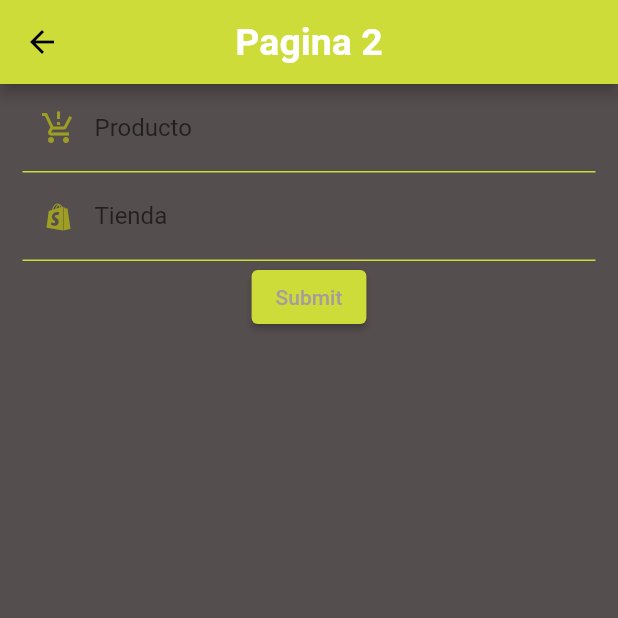
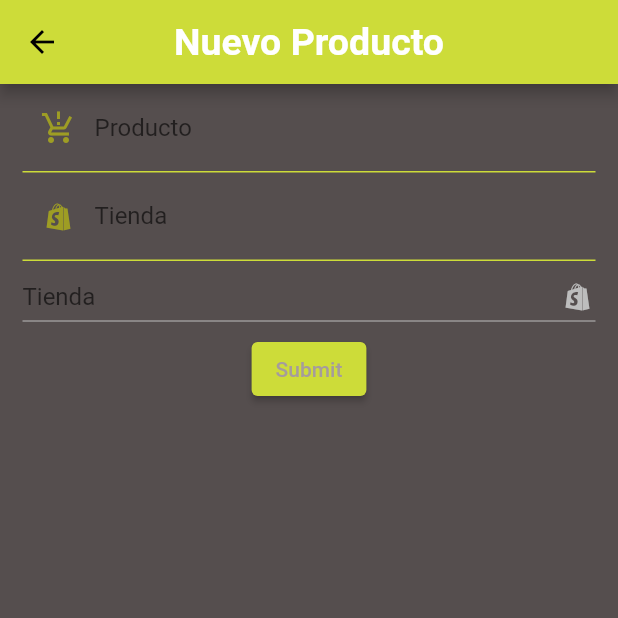
Before and after one commit to SeraPinaBarranco/precios, a Flutter app: the screen it shows after launch, after a tap on "Nuevo producto", on a phone screen of 412 x 824 dp, the top half of it. Run offline on Flutter 3.47's test engine with Material 2 defaults, Android fonts, the phone set to English and light mode, and no system bars; our stand-ins replace sqflite; accounts and stored records are empty.

Commit message:
Dropdown creado

```diff
--- a/lib/main.dart
+++ b/lib/main.dart
@@ -1,7 +1,10 @@
 import 'package:flutter/material.dart';
-import 'package:precios/pages/page2.dart';
+import 'package:precios/pages/frm_products.dart';
+import 'package:precios/pages/frm_tienda.dart';
 import 'package:precios/pages/pagina_inicio.dart';
+import 'package:precios/pages/tiendas_list.dart';
 import 'package:precios/provider/my_provider.dart';
+import 'package:precios/provider/tienda_provider.dart';
 import 'package:provider/provider.dart';
 
 void main() {
@@ -14,30 +17,28 @@ class MyApp extends StatelessWidget {
   @override
   Widget build(BuildContext context) {
     return MultiProvider(
-      providers: [ChangeNotifierProvider(create: (_) => MyProvider())],
+      providers: [
+        ChangeNotifierProvider(create: (_) => MyProvider()),
+        ChangeNotifierProvider(create: (_)=> TiendaProvider()),
+        ],
       child: MaterialApp(
         debugShowCheckedModeBanner: false,
         initialRoute: 'pagina_inicio',
         routes: {
-          'pagina_inicio': (context) => const PaginaInicio(),
-          'page2': (context) => const Page2()
+          'pagina_inicio': (_) => const PaginaInicio(),
+          'productos': (_) => const FrmPRoductos(),
+          'tienda': (_) => const FrmTienda(),
+          'tiendas': (_) => const TiendasList()
         },
         theme: ThemeData(
-
-            colorScheme: ColorScheme.fromSwatch(
-
+          colorScheme: ColorScheme.fromSwatch(
               primarySwatch: Colors.lime,
               backgroundColor: const Color.fromARGB(255, 85, 78, 78),
-              accentColor:  Colors.blue,
-              cardColor:const Color.fromARGB(255, 215, 33, 243)
-            ),
-            textTheme: const TextTheme(
-
-                bodyMedium:
-                    TextStyle(color: Color.fromARGB(255, 255, 255, 255)),
-
-            ),
-
+              accentColor: Colors.blue,
+              cardColor: const Color.fromARGB(255, 215, 33, 243)),
+          textTheme: const TextTheme(
+            bodyMedium: TextStyle(color: Color.fromARGB(255, 255, 255, 255)),
+          ),
         ),
       ),
     );
--- a/lib/model/db.dart
+++ b/lib/model/db.dart
@@ -1,19 +1,96 @@
-import 'package:sqflite/sqflite.dart';
-
-import 'package:path/path.dart';
+import 'package:precios/model/tienda.dart';
+import 'package:sqflite/sqflite.dart' as sql;
 
 class DB {
-  static Future<Database> _openDB() async {
-    return openDatabase(join(await getDatabasesPath(), 'productos.db'),
-        onCreate: (db, version) {
-          return db.execute(""" CREATE TABLE "productos" (
-              "id"	INTEGER,
-              "nombre"	TEXT,
-              "tienda"	TEXT,
-              PRIMARY KEY("id" AUTOINCREMENT)
-            )"""
-          );
-        },
-        version: 1);
+  static Future<void> createTables(sql.Database database) async {
+    String tablaTiendas = """CREATE TABLE "tienda" (
+                                "id"	INTEGER,
+                                "nombre"	TEXT,
+                                PRIMARY KEY("id" AUTOINCREMENT)
+                              )""";
+    String tablaProductos = """CREATE TABLE "productos" (
+                                "id"	INTEGER,
+                                "nombre"	TEXT,
+                                "tienda"	INTEGER,
+                              "precio"	INTEGER,
+                              PRIMARY KEY("id" AUTOINCREMENT),
+                              FOREIGN KEY("id") REFERENCES "tienda"("id")
+                            )""";
+    await database.execute("PRAGMA forign_keys = ON");
+    await database.execute(tablaTiendas);
+    await database.execute(tablaProductos);
   }
+
+  static Future<sql.Database> db() async {
+    return sql.openDatabase('productos.db', version: 1,
+        onCreate: (sql.Database database, version) async {
+      await createTables(database);
+    });
+  }
+
+  static Future<int> crearTienda(/*int? id,*/ String nombre) async {
+    final db = await DB.db();
+    final data = {'nombre': nombre};
+    final idR = await db.insert('tienda', data,
+        conflictAlgorithm: sql.ConflictAlgorithm.replace);
+    return idR;
+  }
+
+  static Future<List<Map<String, dynamic>>> getTiendas() async {
+    final db = await DB.db();
+    return db.query('tienda');
+  }
+
+
 }
+
+// import 'dart:async';
+
+// import 'package:precios/model/tienda.dart';
+// import 'package:sqflite/sqflite.dart';
+
+// import 'package:path/path.dart';
+
+// class DB {
+//   final _ddbb = database();
+
+//   static Future<Database> database() async {
+//     Database db = openDatabase(join(await getDatabasesPath(), 'productos.db'),
+//         onCreate: (db, version) async {
+//       await createTables(db);
+//     }, version: 1) as Database;
+//     return db;
+//   }
+
+//   static Future<void> createTables(Database database) async {
+//     String tablaTiendas = """CREATE TABLE "tienda" (
+//                                 "id"	INTEGER,
+//                                 "nombre"	TEXT,
+//                                 PRIMARY KEY("id" AUTOINCREMENT)
+//                               )""";
+//     String tablaProductos = """CREATE TABLE "productos" (
+//                                 "id"	INTEGER,
+//                                 "nombre"	TEXT,
+//                                 "tienda"	INTEGER,
+//                               "precio"	INTEGER,
+//                               PRIMARY KEY("id" AUTOINCREMENT),
+//                               FOREIGN KEY("id") REFERENCES "tienda"("id")
+//                             )""";
+//     await database.execute("PRAGMA forign_keys = ON");
+//     await database.execute(tablaTiendas);
+//     await database.execute(tablaProductos);
+//   }
+
+//   Future<void> insertTienda(Tienda tienda) async {
+//     final db = await database();
+
+//     await db.insert('tienda', tienda.toMap());
+//   }
+
+//   Future<List<Tienda>> getTiendas() async {
+//     final db = await database();
+//     final res = await db.query('tienda');
+
+//     return res.isNotEmpty ? res.map((e) => Tienda.fromJson(e)).toList() : [];
+//   }
+// }
--- a/lib/model/producto.dart
+++ b/lib/model/producto.dart
@@ -1,20 +1,22 @@
+import 'package:precios/model/tienda.dart';
+
 class Producto {
-  final int id;
+  final int? id;
   final String nombre;
-  final String tienda;
+  final List<Tienda> tienda;
 
-  const Producto({required this.id, required this.nombre, required this.tienda});
+  const Producto({this.id, required this.nombre, required this.tienda});
 
   get getNombre => nombre;
-  get getTienda => tienda;
+  List<Tienda> get getTienda => tienda;
 
   set nombre(String val) {
     nombre = val;
   }
 
-  set tienda(String val) {
-    tienda = val;
-  }
+  // set tienda(Tienda val) {
+  //   tienda = val;
+  // }
 
   Map<String, dynamic> toMap() {
     return {
--- /dev/null
+++ b/lib/model/tienda.dart
@@ -0,0 +1,25 @@
+import 'dart:convert';
+
+Tienda scanModelFromJson(String str) => Tienda.fromJson(json.decode(str));
+
+String scanModelToJson(Tienda data) => json.encode(data.toMap());
+
+class Tienda {
+    Tienda({
+        this.id,
+        required this.nombre,
+    });
+
+    int? id;
+    String nombre;
+
+    factory Tienda.fromJson(Map<String, dynamic> json) => Tienda(
+        id: json["id"],
+        nombre: json["nombre"],
+    );
+
+    Map<String, dynamic> toMap() => {
+        "id": id,
+        "nombre": nombre,
+    };
+}
--- a/lib/pages/page2.dart
+++ b/lib/pages/frm_products.dart
@@ -1,23 +1,61 @@
 import 'package:flutter/material.dart';
-import 'package:precios/model/producto.dart';
+import 'package:precios/model/tienda.dart';
+
 import 'package:precios/provider/my_provider.dart';
 import 'package:precios/themes/themes.dart';
 import 'package:precios/ui/input_decorations.dart';
 import 'package:provider/provider.dart';
 
-class Page2 extends StatefulWidget {
-  const Page2({super.key});
+import '../model/db.dart';
+
+class FrmPRoductos extends StatefulWidget {
+  const FrmPRoductos({super.key});
 
   @override
-  State<Page2> createState() => _Page2State();
+  State<FrmPRoductos> createState() => _FrmPRoductosState();
 }
 
-class _Page2State extends State<Page2> {
+class _FrmPRoductosState extends State<FrmPRoductos> {
   final _formKey = GlobalKey<FormState>();
+  List<Map<String, dynamic>> _tiendas = [];
+
+  List<String> nombreTiendas = [];
+
+  List<String> t = [];
+  String valorDrop = "";
+  int indiceTienda = -1;
+
+  void _cargarTiendas() async {
+    final data = await DB.getTiendas();
+    setState(() {
+      _tiendas = data;
+      for (var element in _tiendas) {
+        t.add(element['nombre']);
+      }
+      valorDrop = t[0];
+    });
+  }
+
+  _llenarNombreTiendas() {
+    setState(() {
+      for (var element in _tiendas) {
+        t.add(element['nombre']);
+      }
+    });
+  }
+
+  @override
+  void initState() {
+    super.initState();
+    _cargarTiendas();
+  }
 
   @override
   Widget build(BuildContext context) {
-    final intProvider = Provider.of<MyProvider>(context);
+    //final intProvider = Provider.of<MyProvider>(context);
+
+    //t = _llenarNombreTiendas();
+
     String num = "";
 
     String? nombre, tienda;
@@ -28,7 +66,7 @@ class _Page2State extends State<Page2> {
           backgroundColor: Theme.of(context).backgroundColor,
           appBar: AppBar(
             titleTextStyle: scaffoldTheme,
-            title: const Text("Pagina 2"),
+            title: const Text("Nuevo Producto"),
             centerTitle: true,
           ),
           body: Center(
@@ -40,26 +78,45 @@ class _Page2State extends State<Page2> {
                       validator: (value) {
                         if (value!.isEmpty) {
                           return "El campo no puede estar vacio!";
+                        } else {
+                          nombre = value;
                         }
-                        nombre = value;
+                        return null;
                       },
                       decoration: InputDecorations.textFormFieldID(
                           hintText: "Nombre producto",
                           labelText: "Producto",
                           prefixIcon: Icons.production_quantity_limits)),
-
                   TextFormField(
                       validator: (value) {
                         if (value!.isEmpty) {
                           return "El campo no puede estar vacio!";
+                        } else {
+                          tienda = value;
                         }
-                        tienda = value;
+                        return null;
                       },
                       decoration: InputDecorations.textFormFieldID(
                           hintText: "Tienda",
                           labelText: "Tienda",
                           prefixIcon: Icons.shopify_outlined)),
+                  DropdownButton(
+                    icon: const Icon(Icons.shopify),
+                    hint: const Text("Tienda"),
+                    value: valorDrop,
+                    items: t.map<DropdownMenuItem<String>>((String value) {
+                      return DropdownMenuItem<String>(
+                          value: value, child: Text(value));
+                    }).toList(),
+                    onChanged: (String? value) {
+                      setState(() {
+                        indiceTienda = t.indexOf(value ?? "");
 
+                        valorDrop = value ?? "";
+                      });
+                    },
+                    isExpanded: true,
+                  ),
                   ElevatedButton(
                     onPressed: () {
                       if (_formKey.currentState!.validate()) {
@@ -69,9 +126,7 @@ class _Page2State extends State<Page2> {
 
                         //TODO Validar y mandar a base de datos
                         if (nombre != "" && tienda != "") {
-                          Producto prod =
-                              Producto(nombre: nombre!, tienda: tienda!);
-                          print(prod.getTienda);
+                          print(" ${valorDrop} - ${_tiendas[indiceTienda]['id']}");
                         }
                       }
                     },
--- a/lib/pages/pagina_inicio.dart
+++ b/lib/pages/pagina_inicio.dart
@@ -21,11 +21,21 @@ class PaginaInicio extends StatelessWidget {
               mainAxisAlignment: MainAxisAlignment.center,
               children: [
                 ElevatedButton(
-                  onPressed: () => Navigator.pushNamed(context, 'page2'),
+                  onPressed: () => Navigator.pushNamed(context, 'productos'),
                   style: ElevatedButton.styleFrom(foregroundColor: const Color.fromARGB(255, 165, 156, 156)),
                   child: const Text("Nuevo producto"),
                 ),
+                ElevatedButton(
+                  onPressed: () => Navigator.pushNamed(context, 'tienda'),
+                  style: ElevatedButton.styleFrom(foregroundColor: const Color.fromARGB(255, 165, 156, 156)),
+                  child: const Text("Nuevo tienda"),
+                ),
 
+                ElevatedButton(
+                  onPressed: () => Navigator.pushNamed(context, 'tiendas'),
+                  style: ElevatedButton.styleFrom(foregroundColor: const Color.fromARGB(255, 165, 156, 156)),
+                  child: const Text("Listado de tiendas"),
+                ),
 
               ],
             ),
--- /dev/null
+++ b/lib/provider/tienda_provider.dart
@@ -0,0 +1,27 @@
+import 'package:flutter/foundation.dart';
+import 'package:precios/model/db.dart';
+import 'package:precios/model/tienda.dart';
+
+class TiendaProvider with ChangeNotifier {
+  String nombre = "";
+  List<Tienda> tiendasList = [];
+
+  cargasrTiendas() async {
+    //final tiendas = await DB.db.getTodasLasTiendas();
+    //await DB.crearTienda(nombre);
+
+    //tiendasList = DB.ti;
+
+    notifyListeners();
+  }
+
+  setNombre(String n) {
+    nombre = n;
+    Tienda(nombre: n);
+
+    notifyListeners();
+  }
+
+  List<Tienda> get getTiendasList => tiendasList;
+  String get getNombre => nombre;
+}
```
Also changed, not shown: lib/pages/frm_tienda.dart (added, +82 -0 lines), lib/pages/tiendas_list.dart (added, +57 -0 lines).
